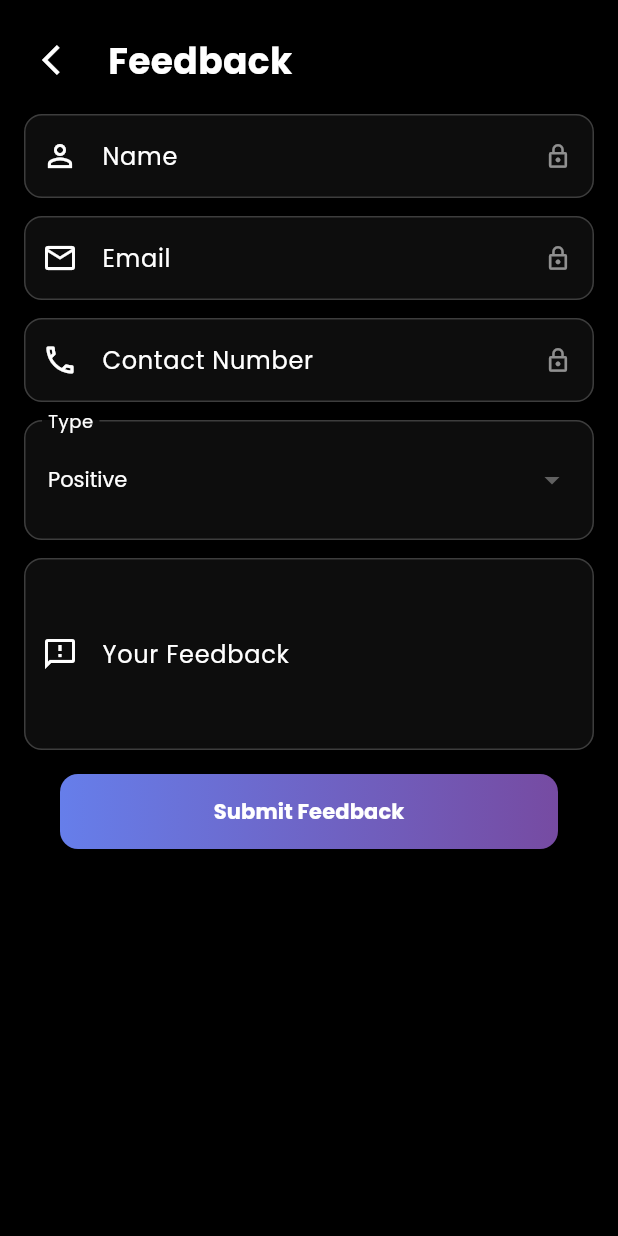
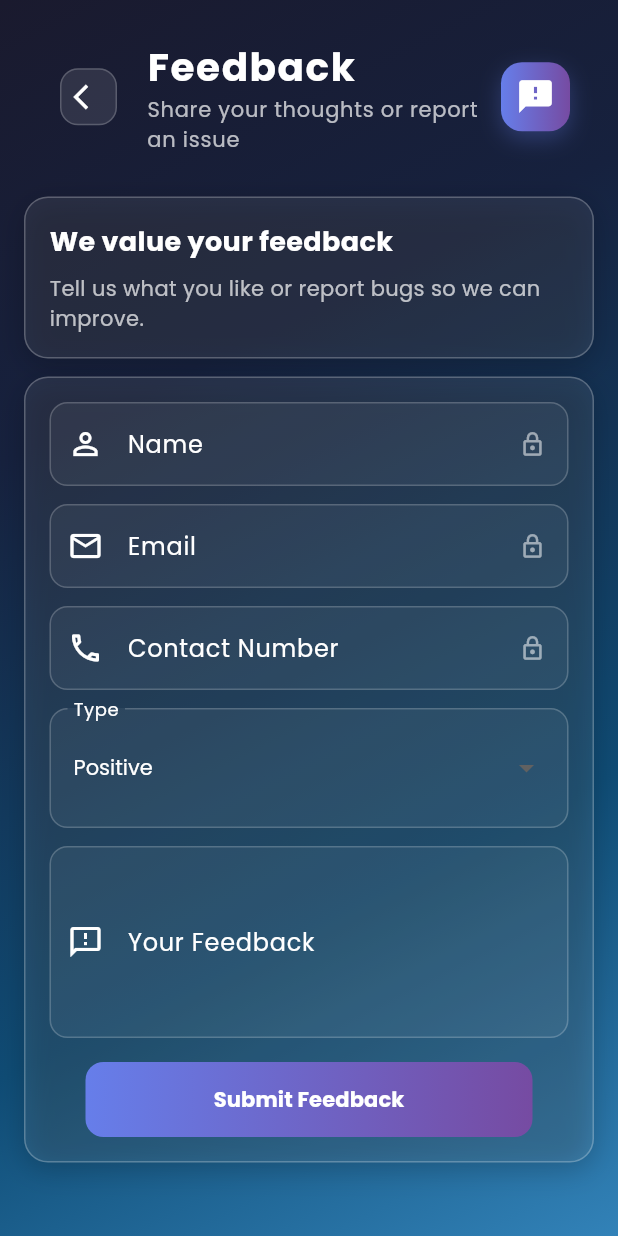
Before and after one commit to Taha1707/AspireEdge, a Flutter app: the FeedbackPage screen opened directly, on a phone screen of 412 x 824 dp. Run offline on Flutter 3.47's test engine with Material 3 defaults, Android fonts, the light colour scheme and no system bars; our stand-ins replace cloud_firestore, firebase_auth, firebase_core, flutter_staggered_animations, google_fonts; accounts and stored records are empty.

Commit message:
style(feedback): align visuals with Career Bank (gradient bg, glass cards, header badge)

```diff
--- a/lib/pages/feedback_page.dart
+++ b/lib/pages/feedback_page.dart
@@ -90,40 +90,143 @@ class _FeedbackPageState extends State<FeedbackPage> {
   Widget build(BuildContext context) {
     return Scaffold(
       backgroundColor: Colors.black,
-      body: SafeArea(
+      body: Stack(
+        children: [
+          // Gradient background to match Career Bank
+          Container(
+            decoration: const BoxDecoration(
+              gradient: LinearGradient(
+                colors: [
+                  Color(0xFF1A1A2E),
+                  Color(0xFF16213E),
+                  Color(0xFF0F4C75),
+                  Color(0xFF3282B8),
+                ],
+                begin: Alignment.topLeft,
+                end: Alignment.bottomRight,
+                stops: [0.0, 0.3, 0.7, 1.0],
+              ),
+            ),
+          ),
+          SafeArea(
             child: SingleChildScrollView(
-          padding: const EdgeInsets.all(16),
+              padding: const EdgeInsets.symmetric(horizontal: 16, vertical: 10),
               child: Column(
                 crossAxisAlignment: CrossAxisAlignment.start,
                 children: [
                   _buildHeader(context),
                   const SizedBox(height: 12),
-              _buildForm(),
+                  _buildIntroCard(),
+                  const SizedBox(height: 12),
+                  _buildFormCard(),
                 ],
               ),
             ),
+          ),
+        ],
       ),
     );
   }
 
   Widget _buildHeader(BuildContext context) {
-    return Row(
+    return Container(
+      padding: const EdgeInsets.all(16),
+      child: Row(
         children: [
           IconButton(
             onPressed: () => Navigator.pop(context),
-          icon: const Icon(Icons.arrow_back_ios, color: Colors.white),
+            icon: Container(
+              padding: const EdgeInsets.all(8),
+              decoration: BoxDecoration(
+                color: Colors.white.withOpacity(0.1),
+                borderRadius: BorderRadius.circular(12),
+                border: Border.all(color: Colors.white.withOpacity(0.2), width: 1),
               ),
-        const SizedBox(width: 8),
+              child: const Icon(Icons.arrow_back_ios, color: Colors.white, size: 20),
+            ),
+          ),
+          const SizedBox(width: 12),
+          Expanded(
+            child: Column(
+              crossAxisAlignment: CrossAxisAlignment.start,
+              children: [
                 Text(
                   'Feedback',
-          style: GoogleFonts.poppins(color: Colors.white, fontSize: 24, fontWeight: FontWeight.bold),
+                  style: GoogleFonts.poppins(
+                    color: Colors.white,
+                    fontSize: 26,
+                    fontWeight: FontWeight.bold,
+                    letterSpacing: 1,
+                  ),
+                ),
+                Text(
+                  'Share your thoughts or report an issue',
+                  style: GoogleFonts.poppins(color: Colors.white70, fontSize: 14, letterSpacing: 0.5),
                 ),
               ],
+            ),
+          ),
+          Container(
+            padding: const EdgeInsets.all(10),
+            decoration: BoxDecoration(
+              gradient: const LinearGradient(colors: [Color(0xFF667EEA), Color(0xFF764BA2)]),
+              borderRadius: BorderRadius.circular(14),
+              boxShadow: [
+                BoxShadow(
+                  color: const Color(0xFF667EEA).withOpacity(0.3),
+                  blurRadius: 12,
+                  offset: const Offset(0, 5),
+                ),
+              ],
+            ),
+            child: const Icon(Icons.feedback, color: Colors.white, size: 26),
+          ),
+        ],
+      ),
     );
   }
 
-  Widget _buildForm() {
-    return Form(
+  Widget _cardDecoration({required Widget child}) {
+    return Container(
+      decoration: BoxDecoration(
+        color: Colors.white.withOpacity(0.08),
+        borderRadius: BorderRadius.circular(16),
+        border: Border.all(color: Colors.white24),
+        boxShadow: [
+          BoxShadow(
+            color: Colors.black.withOpacity(0.2),
+            blurRadius: 15,
+            offset: const Offset(0, 5),
+          ),
+        ],
+      ),
+      padding: const EdgeInsets.all(16),
+      child: child,
+    );
+  }
+
+  Widget _buildIntroCard() {
+    return _cardDecoration(
+      child: Column(
+        crossAxisAlignment: CrossAxisAlignment.start,
+        children: [
+          Text(
+            'We value your feedback',
+            style: GoogleFonts.poppins(color: Colors.white, fontSize: 18, fontWeight: FontWeight.bold),
+          ),
+          const SizedBox(height: 8),
+          Text(
+            'Tell us what you like or report bugs so we can improve.',
+            style: GoogleFonts.poppins(color: Colors.white70),
+          ),
+        ],
+      ),
+    );
+  }
+
+  Widget _buildFormCard() {
+    return _cardDecoration(
+      child: Form(
         key: _formKey,
         child: Column(
           children: [
@@ -171,6 +274,7 @@ class _FeedbackPageState extends State<FeedbackPage> {
               ),
             ),
           ],
+        ),
       ),
     );
   }
```
Lines whose indentation alone changed are shown as unchanged.
